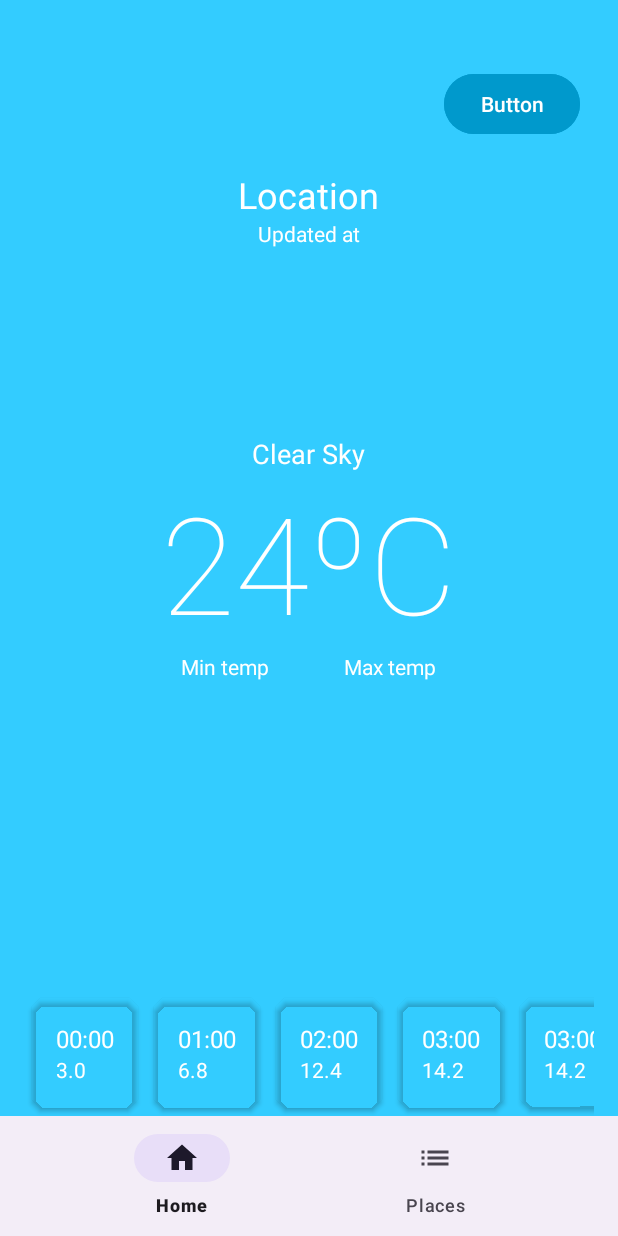
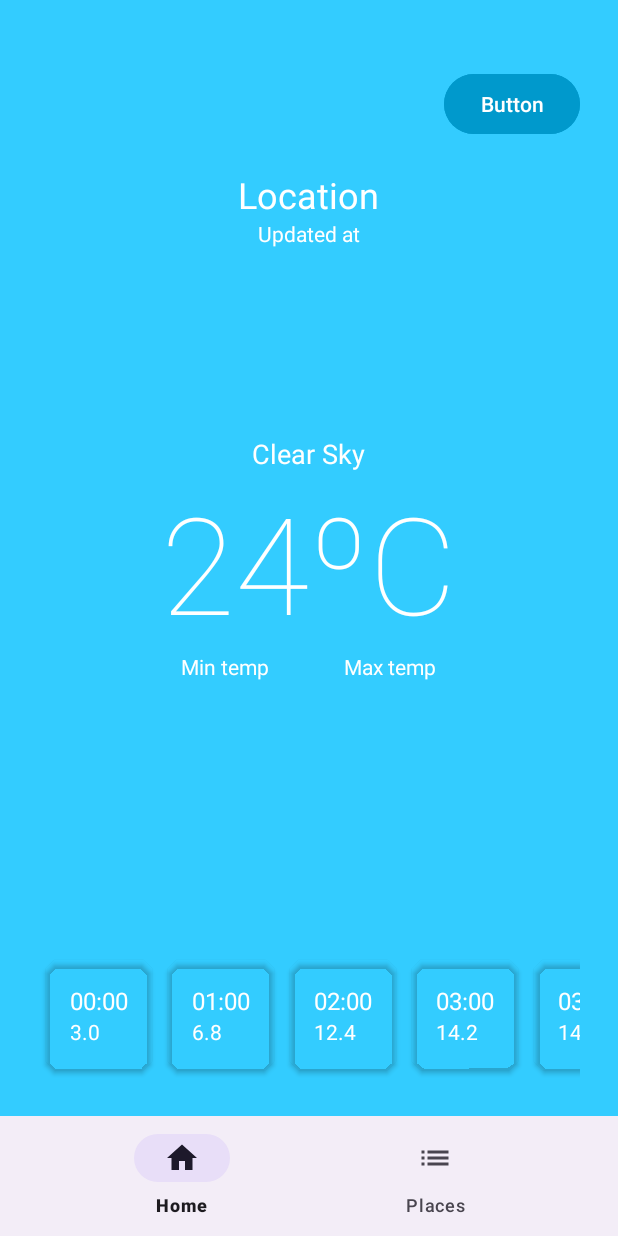
Before and after one commit to mariaperez15/myWeatherApp, an Android app: the screen it shows after launch (MainActivity), on a phone screen of 412 x 824 dp. Run offline under Robolectric (Android 15) with nearby library versions, the phone set to English and light mode, and no system bars.

Commit message:
first commit

```diff
--- a/app/src/main/java/com/example/myweatherapp/Home.kt
+++ b/app/src/main/java/com/example/myweatherapp/Home.kt
@@ -1,25 +1,24 @@
 package com.example.myweatherapp
 
+import android.os.Build
 import android.os.Bundle
-import androidx.fragment.app.Fragment
 import android.view.LayoutInflater
 import android.view.View
 import android.view.ViewGroup
+import androidx.annotation.RequiresApi
+import androidx.fragment.app.Fragment
+import androidx.recyclerview.widget.LinearLayoutManager
+import androidx.recyclerview.widget.RecyclerView
+import com.example.myweatherapp.databinding.FragmentHomeBinding
+import java.time.LocalTime
+import java.time.format.DateTimeFormatter
 
-// TODO: Rename parameter arguments, choose names that match
-// the fragment initialization parameters, e.g. ARG_ITEM_NUMBER
-private const val ARG_PARAM1 = "param1"
-private const val ARG_PARAM2 = "param2"
-
-/**
- * A simple [Fragment] subclass.
- * Use the [Home.newInstance] factory method to
- * create an instance of this fragment.
- */
 class Home : Fragment() {
-    // TODO: Rename and change types of parameters
     private var param1: String? = null
     private var param2: String? = null
+
+    private var _binding: FragmentHomeBinding? = null
+    private val binding get() = _binding!!
 
     override fun onCreate(savedInstanceState: Bundle?) {
         super.onCreate(savedInstanceState)
@@ -33,20 +32,44 @@ class Home : Fragment() {
         inflater: LayoutInflater, container: ViewGroup?,
         savedInstanceState: Bundle?
     ): View? {
-        // Inflate the layout for this fragment
-        return inflater.inflate(R.layout.fragment_home, container, false)
+        _binding = FragmentHomeBinding.inflate(inflater, container, false)
+        return binding.root
+    }
+
+    @RequiresApi(Build.VERSION_CODES.O)
+    override fun onViewCreated(view: View, savedInstanceState: Bundle?) {
+        super.onViewCreated(view, savedInstanceState)
+
+        val temperatureList = listOf(
+            Temperature("2024-06-11T00:00", 3.0),
+            Temperature("2024-06-11T01:00", 6.8),
+            Temperature("2024-06-11T02:00", 12.4),
+            Temperature("2024-06-11T03:00", 14.2),
+            Temperature("2024-06-11T03:00", 14.2),
+            Temperature("2024-06-11T03:00", 14.2),
+            Temperature("2024-06-11T03:00", 14.2),
+            Temperature("2024-06-11T03:00", 14.2),
+        )
+
+        val formattedTemperatureList = temperatureList.map { temperature ->
+            val dateTime = LocalTime.parse(temperature.hour, DateTimeFormatter.ISO_LOCAL_DATE_TIME)
+            val horaFormateada = dateTime.format(DateTimeFormatter.ofPattern("HH:mm"))
+            Temperature(horaFormateada, temperature.degrees)
+        }
+
+        binding.recycler.layoutManager = LinearLayoutManager(context, LinearLayoutManager.HORIZONTAL, false)
+        binding.recycler.adapter = TemperatureAdapter(formattedTemperatureList)
+    }
+
+    override fun onDestroyView() {
+        super.onDestroyView()
+        _binding = null
     }
 
     companion object {
-        /**
-         * Use this factory method to create a new instance of
-         * this fragment using the provided parameters.
-         *
-         * @param param1 Parameter 1.
-         * @param param2 Parameter 2.
-         * @return A new instance of fragment Home.
-         */
-        // TODO: Rename and change types and number of parameters
+        private const val ARG_PARAM1 = "param1"
+        private const val ARG_PARAM2 = "param2"
+
         @JvmStatic
         fun newInstance(param1: String, param2: String) =
             Home().apply {
--- a/app/src/main/java/com/example/myweatherapp/MainActivity.kt
+++ b/app/src/main/java/com/example/myweatherapp/MainActivity.kt
@@ -25,25 +25,6 @@ class MainActivity : AppCompatActivity() {
         setContentView(binding.root)
         replaceFragment(Home())
 
-        val temperatureList = listOf(
-            Temperature("2024-06-11T00:00", 3.0),
-            Temperature("2024-06-11T01:00", 6.8),
-            Temperature("2024-06-11T02:00", 12.4),
-            Temperature("2024-06-11T03:00", 14.2),
-            Temperature("2024-06-11T03:00", 14.2),
-            Temperature("2024-06-11T03:00", 14.2),
-            Temperature("2024-06-11T03:00", 14.2),
-            Temperature("2024-06-11T03:00", 14.2),
-        )
-
-
-        val formattedTemperatureList = temperatureList.map { temperature ->
-            val dateTime = LocalTime.parse(temperature.hour, DateTimeFormatter.ISO_LOCAL_DATE_TIME)
-            val horaFormateada = dateTime.format(DateTimeFormatter.ofPattern("HH:mm"))
-            Temperature(horaFormateada, temperature.degrees)
-        }
-
-        binding.recycler.adapter = TemperatureAdapter(formattedTemperatureList)
 
 
 
--- a/app/src/main/res/layout/activity_main.xml
+++ b/app/src/main/res/layout/activity_main.xml
@@ -19,19 +19,6 @@
 
     </FrameLayout>
 
-    <androidx.recyclerview.widget.RecyclerView
-        android:id="@+id/recycler"
-        android:layout_width="0dp"
-        android:layout_height="wrap_content"
-        android:orientation="horizontal"
-        android:layout_marginTop="120dp"
-        android:layout_marginStart="16dp"
-        android:layout_marginEnd="16dp"
-        app:layoutManager="androidx.recyclerview.widget.LinearLayoutManager"
-        app:layout_constraintBottom_toTopOf="@id/bottomNavigationView"
-        app:layout_constraintStart_toStartOf="parent"
-        app:layout_constraintEnd_toEndOf="parent" />
-
     <com.google.android.material.bottomnavigation.BottomNavigationView
         android:id="@+id/bottomNavigationView"
         android:layout_width="0dp"
--- a/app/src/main/res/layout/fragment_home.xml
+++ b/app/src/main/res/layout/fragment_home.xml
@@ -107,7 +107,16 @@
         </LinearLayout>
 
 
-
+        <androidx.recyclerview.widget.RecyclerView
+            android:id="@+id/recycler"
+            android:layout_width="match_parent"
+            android:layout_height="wrap_content"
+            android:orientation="horizontal"
+            android:layout_alignParentBottom="true"
+            android:layout_marginTop="10dp"
+            android:layout_marginStart="0dp"
+            android:layout_marginEnd="0dp"
+            app:layoutManager="androidx.recyclerview.widget.LinearLayoutManager"/>
 
         <ProgressBar
             android:id="@+id/loader"
```
